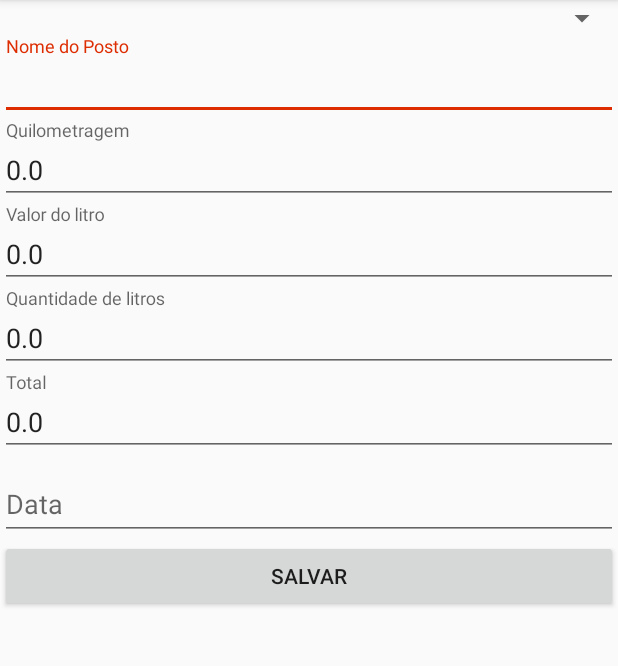
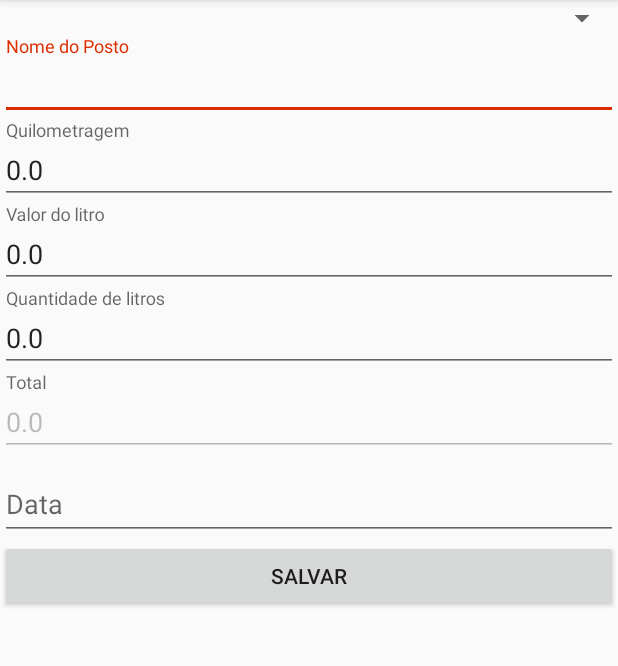
Before and after one commit to deyviddalbem/AbastecimentosApp, an Android app: the AbastecimentoActivity screen opened directly, with no data from a screen before it, on a phone screen of 412 x 824 dp, the part 84-750 px from its top. Run offline under Robolectric (Android 15) with nearby library versions, the phone set to English and light mode, and no system bars.

Commit message:
add novo icone APP

```diff
--- a/AbastecimentosV2/app/src/main/AndroidManifest.xml
+++ b/AbastecimentosV2/app/src/main/AndroidManifest.xml
@@ -4,9 +4,9 @@
 
     <application
         android:allowBackup="true"
-        android:icon="@drawable/combustivel"
+        android:icon="@drawable/gas2"
         android:label="@string/app_name"
-        android:roundIcon="@drawable/combustivel"
+        android:roundIcon="@drawable/gas2"
         android:supportsRtl="true"
         android:theme="@style/AppTheme">
         <activity android:name=".ListarCombustivelActivity">
--- a/AbastecimentosV2/app/src/main/res/layout/activity_abastecimento.xml
+++ b/AbastecimentosV2/app/src/main/res/layout/activity_abastecimento.xml
@@ -66,7 +66,8 @@
             android:id="@+id/abastecimentoTotal"
             android:layout_width="match_parent"
             android:layout_height="wrap_content"
-            android:inputType="numberDecimal"/>
+            android:inputType="numberDecimal"
+            android:enabled="false"/>
     </android.support.design.widget.TextInputLayout>
 
     <android.support.design.widget.TextInputLayout
```
Also changed, not shown: AbastecimentosV2/app/src/main/res/drawable/gas2.png (added).
